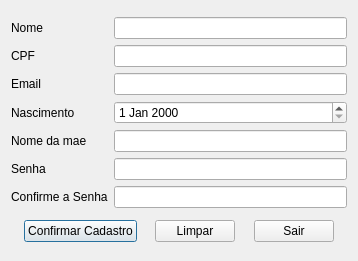
Before: the Qt Designer form Projeto/cadastro.ui in YagoConstantino/SistemaBancario, drawn with Qt 5.
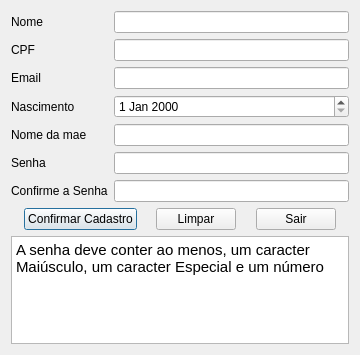
After: the same form once the commit is applied.

Commit message: coloquei em cadastro os requisitos da senha

```diff
--- a/Projeto/cadastro.ui
+++ b/Projeto/cadastro.ui
@@ -6,8 +6,8 @@
    <rect>
     <x>0</x>
     <y>0</y>
-    <width>358</width>
-    <height>261</height>
+    <width>360</width>
+    <height>355</height>
    </rect>
   </property>
   <property name="windowTitle">
@@ -15,11 +15,11 @@
   </property>
   <layout class="QHBoxLayout" name="horizontalLayout_3">
    <item>
-    <layout class="QVBoxLayout" name="verticalLayout_3">
+    <layout class="QVBoxLayout" name="verticalLayout_4">
      <item>
       <layout class="QHBoxLayout" name="horizontalLayout">
        <item>
-        <layout class="QVBoxLayout" name="verticalLayout_2">
+        <layout class="QVBoxLayout" name="verticalLayout">
          <item>
           <widget class="QLabel" name="label">
            <property name="text">
@@ -72,7 +72,7 @@
         </layout>
        </item>
        <item>
-        <layout class="QVBoxLayout" name="verticalLayout">
+        <layout class="QVBoxLayout" name="verticalLayout_2">
          <item>
           <widget class="QLineEdit" name="NomeText"/>
          </item>
@@ -99,6 +99,8 @@
       </layout>
      </item>
      <item>
+      <layout class="QVBoxLayout" name="verticalLayout_3">
+       <item>
       <layout class="QHBoxLayout" name="horizontalLayout_2">
        <item>
         <spacer name="horizontalSpacer_2">
@@ -172,6 +174,22 @@
           </size>
          </property>
         </spacer>
+         </item>
+        </layout>
+       </item>
+       <item>
+        <widget class="QTextBrowser" name="textBrowser">
+         <property name="html">
+          <string>&lt;!DOCTYPE HTML PUBLIC &quot;-//W3C//DTD HTML 4.0//EN&quot; &quot;http://www.w3.org/TR/REC-html40/strict.dtd&quot;&gt;
+&lt;html&gt;&lt;head&gt;&lt;meta name=&quot;qrichtext&quot; content=&quot;1&quot; /&gt;&lt;meta charset=&quot;utf-8&quot; /&gt;&lt;style type=&quot;text/css&quot;&gt;
+p, li { white-space: pre-wrap; }
+hr { height: 1px; border-width: 0; }
+li.unchecked::marker { content: &quot;\2610&quot;; }
+li.checked::marker { content: &quot;\2612&quot;; }
+&lt;/style&gt;&lt;/head&gt;&lt;body style=&quot; font-family:'Ubuntu Sans'; font-size:11pt; font-weight:400; font-style:normal;&quot;&gt;
+&lt;p style=&quot; margin-top:0px; margin-bottom:0px; margin-left:0px; margin-right:0px; -qt-block-indent:0; text-indent:0px;&quot;&gt;A senha deve conter ao menos, um caracter Maiúsculo, um caracter Especial e um número&lt;/p&gt;&lt;/body&gt;&lt;/html&gt;</string>
+         </property>
+        </widget>
        </item>
       </layout>
      </item>
```
Lines whose indentation alone changed are shown as unchanged.
